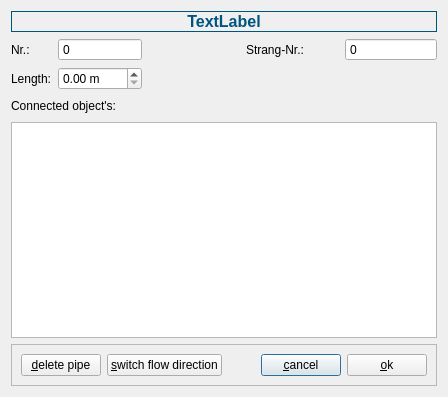
Above: gpipeinfodialog.ui from fasa1964/fsaqua before the change. Below: the same form after it.
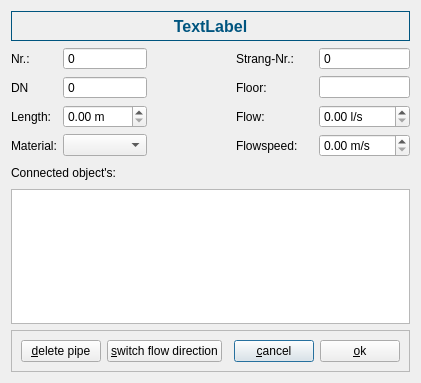
That is the form after the change.

```diff
--- a/gpipeinfodialog.ui
+++ b/gpipeinfodialog.ui
@@ -6,16 +6,112 @@
    <rect>
     <x>0</x>
     <y>0</y>
-    <width>448</width>
-    <height>397</height>
+    <width>421</width>
+    <height>383</height>
    </rect>
   </property>
   <property name="windowTitle">
    <string>Dialog</string>
   </property>
   <layout class="QGridLayout" name="gridLayout_2">
+   <item row="3" column="2">
+    <spacer name="horizontalSpacer_4">
+     <property name="orientation">
+      <enum>Qt::Horizontal</enum>
+     </property>
+     <property name="sizeHint" stdset="0">
+      <size>
+       <width>90</width>
+       <height>20</height>
+      </size>
+     </property>
+    </spacer>
+   </item>
+   <item row="8" column="0" colspan="5">
+    <widget class="QFrame" name="frame">
+     <property name="frameShape">
+      <enum>QFrame::StyledPanel</enum>
+     </property>
+     <property name="frameShadow">
+      <enum>QFrame::Raised</enum>
+     </property>
+     <layout class="QGridLayout" name="gridLayout">
+      <item row="0" column="2">
+       <spacer name="horizontalSpacer">
+        <property name="orientation">
+         <enum>Qt::Horizontal</enum>
+        </property>
+        <property name="sizeHint" stdset="0">
+         <size>
+          <width>240</width>
+          <height>20</height>
+         </size>
+        </property>
+       </spacer>
+      </item>
+      <item row="0" column="3">
+       <widget class="QPushButton" name="cancelButton">
+        <property name="text">
+         <string>&amp;cancel</string>
+        </property>
+       </widget>
+      </item>
+      <item row="0" column="4">
+       <widget class="QPushButton" name="okButton">
+        <property name="text">
+         <string>&amp;ok</string>
+        </property>
+       </widget>
+      </item>
+      <item row="0" column="0">
+       <widget class="QPushButton" name="deleteButton">
+        <property name="text">
+         <string>&amp;delete pipe</string>
+        </property>
+       </widget>
+      </item>
+      <item row="0" column="1">
+       <widget class="QPushButton" name="switchButton">
+        <property name="text">
+         <string>&amp;switch flow direction</string>
+        </property>
+       </widget>
+      </item>
+     </layout>
+    </widget>
+   </item>
+   <item row="1" column="0">
+    <widget class="QLabel" name="label_2">
+     <property name="text">
+      <string>Nr.:</string>
+     </property>
+    </widget>
+   </item>
+   <item row="3" column="0">
+    <widget class="QLabel" name="label_3">
+     <property name="text">
+      <string>Length:</string>
+     </property>
+    </widget>
+   </item>
+   <item row="7" column="0" colspan="5">
+    <widget class="QTableWidget" name="objectsTable"/>
+   </item>
+   <item row="1" column="3">
+    <widget class="QLabel" name="label_4">
+     <property name="text">
+      <string>Strang-Nr.:</string>
+     </property>
+    </widget>
+   </item>
    <item row="0" column="0" colspan="5">
     <widget class="QLabel" name="pipeTypeLabel">
+     <property name="minimumSize">
+      <size>
+       <width>0</width>
+       <height>30</height>
+      </size>
+     </property>
      <property name="palette">
       <palette>
        <active>
@@ -71,26 +167,62 @@
      </property>
     </widget>
    </item>
-   <item row="1" column="0">
-    <widget class="QLabel" name="label_2">
-     <property name="text">
-      <string>Nr.:</string>
-     </property>
-    </widget>
-   </item>
-   <item row="1" column="1">
-    <widget class="QSpinBox" name="nrBox">
-     <property name="readOnly">
-      <bool>true</bool>
-     </property>
-     <property name="buttonSymbols">
-      <enum>QAbstractSpinBox::NoButtons</enum>
+   <item row="3" column="1">
+    <widget class="QDoubleSpinBox" name="meterBox">
+     <property name="suffix">
+      <string> m</string>
      </property>
      <property name="maximum">
-      <number>9999</number>
+      <double>9999.000000000000000</double>
      </property>
     </widget>
    </item>
+   <item row="6" column="2">
+    <spacer name="horizontalSpacer_2">
+     <property name="orientation">
+      <enum>Qt::Horizontal</enum>
+     </property>
+     <property name="sizeHint" stdset="0">
+      <size>
+       <width>90</width>
+       <height>20</height>
+      </size>
+     </property>
+    </spacer>
+   </item>
+   <item row="6" column="0" colspan="2">
+    <widget class="QLabel" name="label">
+     <property name="text">
+      <string>Connected object's:</string>
+     </property>
+    </widget>
+   </item>
+   <item row="6" column="4">
+    <spacer name="horizontalSpacer_8">
+     <property name="orientation">
+      <enum>Qt::Horizontal</enum>
+     </property>
+     <property name="sizeHint" stdset="0">
+      <size>
+       <width>90</width>
+       <height>20</height>
+      </size>
+     </property>
+    </spacer>
+   </item>
+   <item row="6" column="3">
+    <spacer name="horizontalSpacer_7">
+     <property name="orientation">
+      <enum>Qt::Horizontal</enum>
+     </property>
+     <property name="sizeHint" stdset="0">
+      <size>
+       <width>92</width>
+       <height>20</height>
+      </size>
+     </property>
+    </spacer>
+   </item>
    <item row="1" column="2">
     <spacer name="horizontalSpacer_3">
      <property name="orientation">
@@ -104,10 +236,16 @@
      </property>
     </spacer>
    </item>
-   <item row="1" column="3">
-    <widget class="QLabel" name="label_4">
-     <property name="text">
-      <string>Strang-Nr.:</string>
+   <item row="1" column="1">
+    <widget class="QSpinBox" name="nrBox">
+     <property name="readOnly">
+      <bool>true</bool>
+     </property>
+     <property name="buttonSymbols">
+      <enum>QAbstractSpinBox::NoButtons</enum>
+     </property>
+     <property name="maximum">
+      <number>9999</number>
      </property>
     </widget>
    </item>
@@ -124,162 +262,79 @@
      </property>
     </widget>
    </item>
-   <item row="2" column="0">
-    <widget class="QLabel" name="label_3">
-     <property name="text">
-      <string>Length:</string>
-     </property>
-    </widget>
-   </item>
    <item row="2" column="1">
-    <widget class="QDoubleSpinBox" name="meterBox">
-     <property name="suffix">
-      <string> m</string>
+    <widget class="QSpinBox" name="dnBox">
+     <property name="readOnly">
+      <bool>true</bool>
+     </property>
+     <property name="buttonSymbols">
+      <enum>QAbstractSpinBox::NoButtons</enum>
      </property>
      <property name="maximum">
-      <double>9999.000000000000000</double>
+      <number>999</number>
      </property>
     </widget>
    </item>
-   <item row="2" column="2">
-    <spacer name="horizontalSpacer_4">
-     <property name="orientation">
-      <enum>Qt::Horizontal</enum>
+   <item row="2" column="0">
+    <widget class="QLabel" name="label_6">
+     <property name="text">
+      <string>DN</string>
      </property>
-     <property name="sizeHint" stdset="0">
-      <size>
-       <width>90</width>
-       <height>20</height>
-      </size>
+    </widget>
+   </item>
+   <item row="4" column="1">
+    <widget class="QComboBox" name="materialBox"/>
+   </item>
+   <item row="4" column="0">
+    <widget class="QLabel" name="label_8">
+     <property name="text">
+      <string>Material:</string>
      </property>
-    </spacer>
+    </widget>
    </item>
    <item row="2" column="3">
-    <spacer name="horizontalSpacer_5">
-     <property name="orientation">
-      <enum>Qt::Horizontal</enum>
+    <widget class="QLabel" name="label_5">
+     <property name="text">
+      <string>Floor:</string>
      </property>
-     <property name="sizeHint" stdset="0">
-      <size>
-       <width>92</width>
-       <height>20</height>
-      </size>
-     </property>
-    </spacer>
+    </widget>
    </item>
    <item row="2" column="4">
-    <spacer name="horizontalSpacer_6">
-     <property name="orientation">
-      <enum>Qt::Horizontal</enum>
-     </property>
-     <property name="sizeHint" stdset="0">
-      <size>
-       <width>90</width>
-       <height>20</height>
-      </size>
-     </property>
-    </spacer>
-   </item>
-   <item row="3" column="0" colspan="2">
-    <widget class="QLabel" name="label">
-     <property name="text">
-      <string>Connected object's:</string>
+    <widget class="QLineEdit" name="foorEdit">
+     <property name="readOnly">
+      <bool>true</bool>
      </property>
     </widget>
    </item>
-   <item row="3" column="2">
-    <spacer name="horizontalSpacer_2">
-     <property name="orientation">
-      <enum>Qt::Horizontal</enum>
-     </property>
-     <property name="sizeHint" stdset="0">
-      <size>
-       <width>90</width>
-       <height>20</height>
-      </size>
-     </property>
-    </spacer>
-   </item>
    <item row="3" column="3">
-    <spacer name="horizontalSpacer_7">
-     <property name="orientation">
-      <enum>Qt::Horizontal</enum>
+    <widget class="QLabel" name="label_7">
+     <property name="text">
+      <string>Flow:</string>
      </property>
-     <property name="sizeHint" stdset="0">
-      <size>
-       <width>92</width>
-       <height>20</height>
-      </size>
-     </property>
-    </spacer>
+    </widget>
    </item>
    <item row="3" column="4">
-    <spacer name="horizontalSpacer_8">
-     <property name="orientation">
-      <enum>Qt::Horizontal</enum>
+    <widget class="QDoubleSpinBox" name="flowBox">
+     <property name="suffix">
+      <string> l/s</string>
      </property>
-     <property name="sizeHint" stdset="0">
-      <size>
-       <width>90</width>
-       <height>20</height>
-      </size>
+     <property name="maximum">
+      <double>999.000000000000000</double>
      </property>
-    </spacer>
+    </widget>
    </item>
-   <item row="4" column="0" colspan="5">
-    <widget class="QTableWidget" name="objectsTable"/>
+   <item row="4" column="3">
+    <widget class="QLabel" name="label_9">
+     <property name="text">
+      <string>Flowspeed:</string>
+     </property>
+    </widget>
    </item>
-   <item row="5" column="0" colspan="5">
-    <widget class="QFrame" name="frame">
-     <property name="frameShape">
-      <enum>QFrame::StyledPanel</enum>
+   <item row="4" column="4">
+    <widget class="QDoubleSpinBox" name="flowSpeedBox">
+     <property name="suffix">
+      <string> m/s</string>
      </property>
-     <property name="frameShadow">
-      <enum>QFrame::Raised</enum>
-     </property>
-     <layout class="QGridLayout" name="gridLayout">
-      <item row="0" column="2">
-       <spacer name="horizontalSpacer">
-        <property name="orientation">
-         <enum>Qt::Horizontal</enum>
-        </property>
-        <property name="sizeHint" stdset="0">
-         <size>
-          <width>240</width>
-          <height>20</height>
-         </size>
-        </property>
-       </spacer>
-      </item>
-      <item row="0" column="3">
-       <widget class="QPushButton" name="cancelButton">
-        <property name="text">
-         <string>&amp;cancel</string>
-        </property>
-       </widget>
-      </item>
-      <item row="0" column="4">
-       <widget class="QPushButton" name="okButton">
-        <property name="text">
-         <string>&amp;ok</string>
-        </property>
-       </widget>
-      </item>
-      <item row="0" column="0">
-       <widget class="QPushButton" name="deleteButton">
-        <property name="text">
-         <string>&amp;delete pipe</string>
-        </property>
-       </widget>
-      </item>
-      <item row="0" column="1">
-       <widget class="QPushButton" name="switchButton">
-        <property name="text">
-         <string>&amp;switch flow direction</string>
-        </property>
-       </widget>
-      </item>
-     </layout>
     </widget>
    </item>
   </layout>
```
